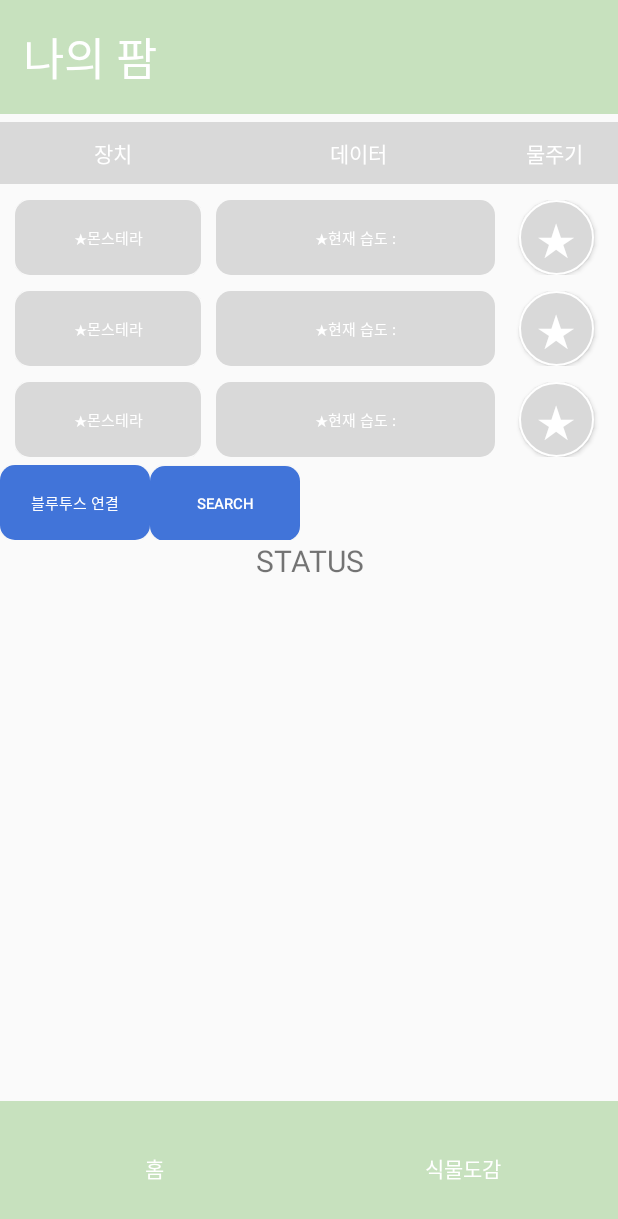
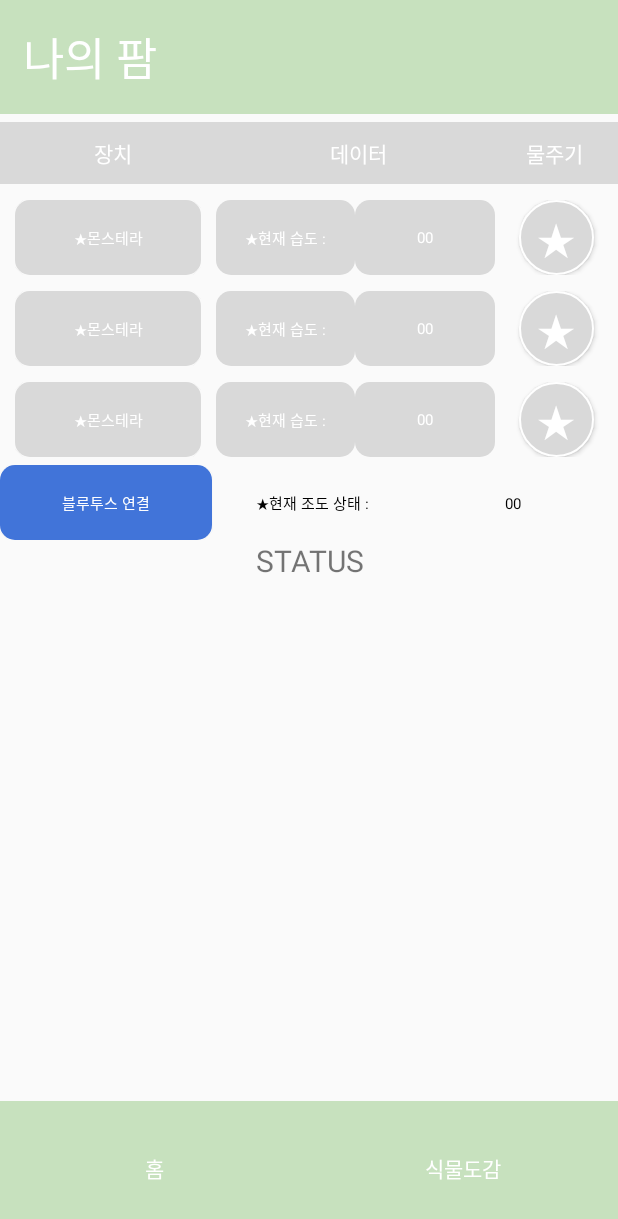
Before and after one commit to iruvzu/SmartFarm, an Android app: the screen it shows after launch (MainActivity), on a phone screen of 412 x 824 dp. Shown: the top 1219 px of the screen. Run offline under Robolectric (Android 15) with nearby library versions, the phone set to English and light mode, and no system bars.

Commit message:
[선주] 지금까지 수정한 코드 업로드

```diff
--- a/app/src/main/java/com/example/smartfarm/ConnectedThread.java
+++ b/app/src/main/java/com/example/smartfarm/ConnectedThread.java
@@ -38,11 +38,15 @@ class ConnectedThread extends Thread {
             try {
                 // Read from the InputStream
                 bytes = mmInStream.available();
-                if (bytes != 0) {
+                if (bytes != 0) { //0이 아닐 때 0 보다 클 때
                     buffer = new byte[1024];
                     SystemClock.sleep(100); //pause and wait for rest of data. Adjust this depending on your sending speed.
                     bytes = mmInStream.available(); // how many bytes are ready to be read?
                     bytes = mmInStream.read(buffer, 0, bytes); // record how many bytes we actually read
+
+                    /*for (int i = 0; i < bytes; i++) {
+                        byte tempByte = bytes[i];
+                    }*/
                 }
             } catch (IOException e) {
                 e.printStackTrace();
--- a/app/src/main/java/com/example/smartfarm/MainActivity.java
+++ b/app/src/main/java/com/example/smartfarm/MainActivity.java
@@ -9,7 +9,6 @@ import android.bluetooth.BluetoothSocket;
 import android.content.BroadcastReceiver;
 import android.content.Context;
 import android.content.Intent;
-import android.content.IntentFilter;
 import android.content.pm.PackageManager;
 import android.os.Build;
 import android.os.Bundle;
@@ -36,15 +35,13 @@ import java.util.UUID;
 public class MainActivity extends AppCompatActivity {
     public static final int REQUEST_CODE_MENU = 101;
 
-    //0000ffe0-0000-1000-8000-00805f9b34fb
-    //구: 00001101-0000-1000-8000-00805F9B34FB
     UUID BT_MODULE_UUID = UUID.fromString("00001101-0000-1000-8000-00805F9B34FB"); // "random" unique identifier
 
     BluetoothAdapter btAdapter;
     private final static int REQUEST_ENABLE_BT = 1;
 
-    TextView textStatus;
-    Button btnPaired, btnSearch, btnSend;
+    TextView textStatus, plantMoisture1, plantMoisture2, plantMoisture3, plantBrighter;
+    Button btnPaired, btnSend1, btnSend2, btnSend3;
     ListView listView;
 
     Set<BluetoothDevice> pairedDevices;
@@ -53,6 +50,11 @@ public class MainActivity extends AppCompatActivity {
 
     BluetoothSocket btSocket = null;
     ConnectedThread connectedThread;
+
+    int pltmoisture1;
+    int pltmoisture2;
+    int pltmoisture3;
+    int pltbrighter;
 
     @Override
     protected void onCreate(Bundle savedInstanceState) {
@@ -71,8 +73,6 @@ public class MainActivity extends AppCompatActivity {
             }
         }
 
-        // BluetoothManager bluetoothManager = (BluetoothManager) getSystemService(Context.BLUETOOTH_SERVICE);
-
         // Enable bluetooth
         btAdapter = BluetoothAdapter.getDefaultAdapter();
         if (!btAdapter.isEnabled()) {
@@ -83,8 +83,15 @@ public class MainActivity extends AppCompatActivity {
         // variables
         textStatus = (TextView) findViewById(R.id.text_status);
         btnPaired = (Button) findViewById(R.id.btn_paired);
-        btnSearch = (Button) findViewById(R.id.btn_search);
-        btnSend = (Button) findViewById(R.id.btn_send);
+        //센서값
+        plantMoisture1 = (TextView) findViewById(R.id.plantmoisture1);
+        plantMoisture2 = (TextView) findViewById(R.id.plantmoisture2);
+        plantMoisture3 = (TextView) findViewById(R.id.plantmoisture3);
+        plantBrighter = (TextView) findViewById(R.id.plantbrighter);
+        //btnSearch = (Button) findViewById(R.id.btn_search);
+        btnSend1 = (Button) findViewById(R.id.btn_send1);
+        btnSend2 = (Button) findViewById(R.id.btn_send2);
+        btnSend3 = (Button) findViewById(R.id.btn_send3);
         listView = findViewById(R.id.listview);
 
         // show paired devices
@@ -116,33 +123,6 @@ public class MainActivity extends AppCompatActivity {
                 String deviceHardwareAddress = device.getAddress(); // MAC address
                 btArrayAdapter.add(deviceName);
                 deviceAddressArray.add(deviceHardwareAddress);
-            }
-        }
-    }
-
-    public void onClickButtonSearch(View view) {
-        //권한체크
-        if (ContextCompat.checkSelfPermission(MainActivity.this, Manifest.permission.BLUETOOTH_SCAN) == PackageManager.PERMISSION_DENIED) {
-            if (Build.VERSION.SDK_INT >= Build.VERSION_CODES.S) {
-                ActivityCompat.requestPermissions(MainActivity.this, new String[]{Manifest.permission.BLUETOOTH_SCAN}, 2);
-                return;
-            }
-        }
-
-        // Check if the device is already discovering
-        if (btAdapter.isDiscovering()) {
-            btAdapter.cancelDiscovery();
-        } else {
-            if (btAdapter.isEnabled()) {
-                btAdapter.startDiscovery();
-                btArrayAdapter.clear();
-                if (deviceAddressArray != null && !deviceAddressArray.isEmpty()) {
-                    deviceAddressArray.clear();
-                }
-                IntentFilter filter = new IntentFilter(BluetoothDevice.ACTION_FOUND);
-                registerReceiver(receiver, filter);
-            } else {
-                Toast.makeText(getApplicationContext(), "bluetooth not on", Toast.LENGTH_SHORT).show();
             }
         }
     }
@@ -216,13 +196,23 @@ public class MainActivity extends AppCompatActivity {
                 textStatus.setText("connected to " + name);
                 connectedThread = new ConnectedThread(btSocket);
                 connectedThread.start();
+
+
             }
 
         }
     }
 
-    public void onClickButtonSend(View view){
-        if(connectedThread!=null){ connectedThread.write("a"); }
+    public void onClickButtonSend1(View view){
+        if(connectedThread!=null){ connectedThread.write("1"); }
+    }
+
+    public void onClickButtonSend2(View view){
+        if(connectedThread!=null){ connectedThread.write("2"); }
+    }
+
+    public void onClickButtonSend3(View view){
+        if(connectedThread!=null){ connectedThread.write("3"); }
     }
 
     private BluetoothSocket createBluetoothSocket(BluetoothDevice device) throws IOException {
--- a/app/src/main/res/layout/activity_main.xml
+++ b/app/src/main/res/layout/activity_main.xml
@@ -84,16 +84,29 @@
             android:layout_marginVertical="5dp"
             android:gravity="center_vertical|center">
 
-            <Button
-                android:layout_width="match_parent"
+            <TextView
+                android:layout_width="0dp"
                 android:layout_height="50dp"
+                android:layout_weight="1"
                 android:background="@drawable/round"
                 android:textSize="10dp"
                 android:textColor="#FFFFFF"
                 android:gravity="center_vertical|center"
                 android:text="★현재 습도 :"/>
 
+            <TextView
+                android:id="@+id/plantmoisture1"
+                android:layout_width="0dp"
+                android:layout_height="50dp"
+                android:layout_weight="1"
+                android:background="@drawable/round"
+                android:textSize="10dp"
+                android:textColor="#FFFFFF"
+                android:gravity="center_vertical|center"
+                android:text="00"/>
+
         </LinearLayout>
+
 
         <LinearLayout
             android:layout_width="0dp"
@@ -104,13 +117,13 @@
             android:gravity="center_vertical|center">
 
             <Button
-                android:id="@+id/btn_send"
+                android:id="@+id/btn_send1"
                 android:layout_width="50dp"
                 android:layout_height="50dp"
                 android:background="@drawable/circle"
                 android:textSize="30dp"
                 android:textColor="#FFFFFF"
-                android:onClick="onClickButtonSend"
+                android:onClick="onClickButtonSend1"
                 android:gravity="center_vertical|center"
                 android:text="★" />
 
@@ -149,14 +162,26 @@
             android:layout_marginVertical="5dp"
             android:gravity="center_vertical|center">
 
-            <Button
-                android:layout_width="match_parent"
+            <TextView
+                android:layout_width="0dp"
                 android:layout_height="50dp"
+                android:layout_weight="1"
                 android:background="@drawable/round"
                 android:textSize="10dp"
                 android:textColor="#FFFFFF"
                 android:gravity="center_vertical|center"
                 android:text="★현재 습도 :"/>
+
+            <TextView
+                android:id="@+id/plantmoisture2"
+                android:layout_width="0dp"
+                android:layout_height="50dp"
+                android:layout_weight="1"
+                android:background="@drawable/round"
+                android:textSize="10dp"
+                android:textColor="#FFFFFF"
+                android:gravity="center_vertical|center"
+                android:text="00"/>
 
         </LinearLayout>
 
@@ -169,13 +194,15 @@
             android:gravity="center_vertical|center">
 
             <Button
+                android:id="@+id/btn_send2"
                 android:layout_width="50dp"
                 android:layout_height="50dp"
                 android:background="@drawable/circle"
                 android:textSize="30dp"
                 android:textColor="#FFFFFF"
+                android:onClick="onClickButtonSend2"
                 android:gravity="center_vertical|center"
-                android:text="★"/>
+                android:text="★" />
 
         </LinearLayout>
 
@@ -212,14 +239,26 @@
             android:layout_marginVertical="5dp"
             android:gravity="center_vertical|center">
 
-            <Button
-                android:layout_width="match_parent"
+            <TextView
+                android:layout_width="0dp"
                 android:layout_height="50dp"
+                android:layout_weight="1"
                 android:background="@drawable/round"
                 android:textSize="10dp"
                 android:textColor="#FFFFFF"
                 android:gravity="center_vertical|center"
                 android:text="★현재 습도 :"/>
+
+            <TextView
+                android:id="@+id/plantmoisture3"
+                android:layout_width="0dp"
+                android:layout_height="50dp"
+                android:layout_weight="1"
+                android:background="@drawable/round"
+                android:textSize="10dp"
+                android:textColor="#FFFFFF"
+                android:gravity="center_vertical|center"
+                android:text="00"/>
 
         </LinearLayout>
 
@@ -232,13 +271,15 @@
             android:gravity="center_vertical|center">
 
             <Button
+                android:id="@+id/btn_send3"
                 android:layout_width="50dp"
                 android:layout_height="50dp"
                 android:background="@drawable/circle"
                 android:textSize="30dp"
                 android:textColor="#FFFFFF"
+                android:onClick="onClickButtonSend3"
                 android:gravity="center_vertical|center"
-                android:text="★"/>
+                android:text="★" />
 
         </LinearLayout>
 
@@ -251,7 +292,7 @@
 
         <Button
             android:id="@+id/btn_paired"
-            android:layout_width="100dp"
+            android:layout_width="141dp"
             android:layout_height="50dp"
             android:background="@drawable/bluetooth_round"
             android:gravity="center_vertical|center"
@@ -260,17 +301,24 @@
             android:textColor="#FFFFFF"
             android:textSize="10dp" />
 
-        <Button
-            android:id="@+id/btn_search"
-            android:layout_width="100dp"
+        <TextView
+            android:layout_width="134dp"
             android:layout_height="50dp"
-            android:background="@drawable/bluetooth_round"
+            android:layout_weight="1"
             android:gravity="center_vertical|center"
-            android:onClick="onClickButtonSearch"
-            android:text="SEARCH"
-            android:textColor="#FFFFFF"
+            android:text="★현재 조도 상태 :"
+            android:textColor="#000000"
             android:textSize="10dp" />
 
+        <TextView
+            android:id="@+id/plantbrighter"
+            android:layout_width="134dp"
+            android:layout_height="50dp"
+            android:layout_weight="1"
+            android:gravity="center_vertical|center"
+            android:text="00"
+            android:textColor="#000000"
+            android:textSize="10dp" />
     </LinearLayout>
 
     <TextView
```
